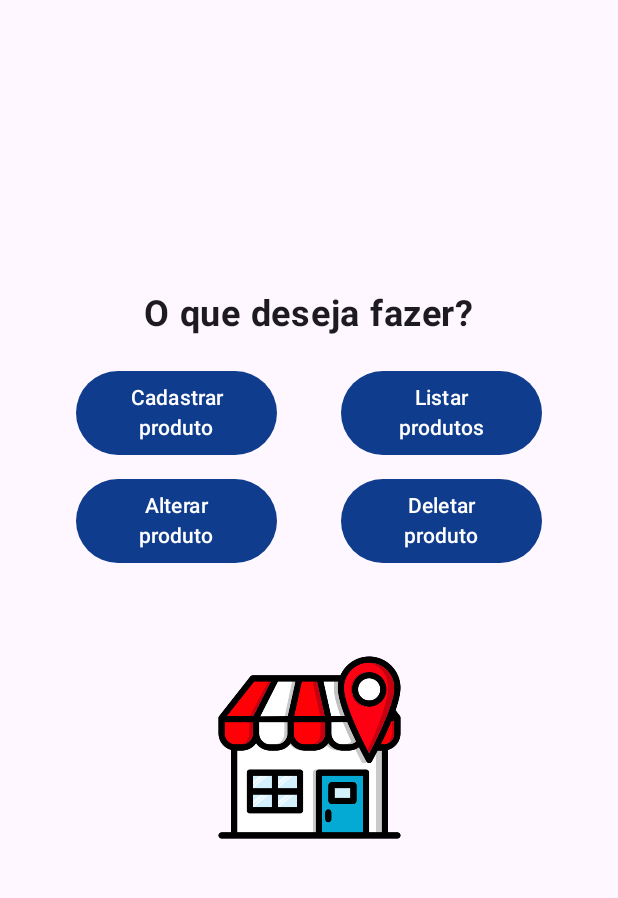
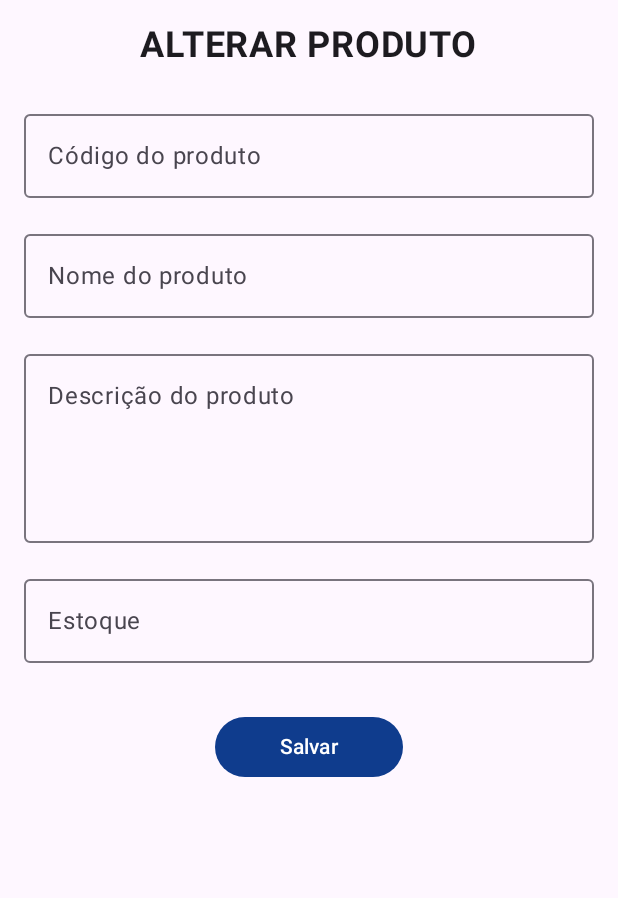
Before and after one commit to willemromao/imdmarket, an Android app built with Jetpack Compose: the MenuScreen screen opened through its navigation route, after a tap on "Alterar produto", on a phone screen of 412 x 824 dp, the part 96-994 px from its top. Run offline under Robolectric (Android 15) with nearby library versions, the phone set to English and light mode, and no system bars.

Commit message:
feat(layout): screen alterar produto

```diff
--- a/app/src/main/java/com/example/imdmarket/navigation/Navigation.kt
+++ b/app/src/main/java/com/example/imdmarket/navigation/Navigation.kt
@@ -4,6 +4,7 @@ import androidx.compose.material3.*
 import androidx.compose.runtime.Composable
 import androidx.navigation.NavHostController
 import androidx.navigation.compose.*
+import com.example.imdmarket.ui.screens.AlterarProdutoScreen
 import com.example.imdmarket.ui.screens.LoginScreen
 import com.example.imdmarket.ui.screens.MenuScreen
 import com.example.imdmarket.ui.screens.CadastroProdutoScreen
@@ -28,6 +29,11 @@ fun Navigation(navController: NavHostController) {
         composable(route = Screen.CadastroProduto.route) {
             CadastroProdutoScreen(navController = navController)
         }
+
+        composable(route = Screen.AlterarProduto.route) {
+            AlterarProdutoScreen(navController = navController)
+        }
+
     }
 }
 
@@ -35,4 +41,5 @@ sealed class Screen(val route: String) {
     object Login : Screen("login")
     object Menu : Screen("menu")
     object CadastroProduto : Screen("cadastro_produto")
+    object AlterarProduto : Screen("alterar_produto")
 }
--- /dev/null
+++ b/app/src/main/java/com/example/imdmarket/ui/screens/AlterarProduto.kt
@@ -0,0 +1,133 @@
+package com.example.imdmarket.ui.screens
+
+import android.widget.Toast
+import androidx.compose.foundation.layout.*
+import androidx.compose.foundation.text.KeyboardOptions
+import androidx.compose.material3.*
+import androidx.compose.runtime.*
+import androidx.compose.ui.Alignment
+import androidx.compose.ui.Modifier
+import androidx.compose.ui.graphics.Color
+import androidx.compose.ui.platform.LocalContext
+import androidx.compose.ui.text.font.FontWeight
+import androidx.compose.ui.text.input.KeyboardType
+import androidx.compose.ui.unit.dp
+import androidx.compose.ui.unit.sp
+import androidx.navigation.NavController
+import com.example.imdmarket.navigation.Screen
+
+@OptIn(ExperimentalMaterial3Api::class)
+@Composable
+fun AlterarProdutoScreen(navController: NavController) {
+    // Estados dos campos de texto
+    var codigo by remember { mutableStateOf("") }
+    var nome by remember { mutableStateOf("") }
+    var descricao by remember { mutableStateOf("") }
+    var estoque by remember { mutableStateOf("") }
+
+    // Contexto para o Toast
+    val context = LocalContext.current
+
+    Scaffold(
+        topBar = {
+            TopAppBar(
+                title = {
+                    Text(
+                        text = "IMD Market",  // Nome da aplicação
+                        color = Color.White,  // Cor do texto
+                        fontWeight = FontWeight.Bold
+                    )
+                },
+                colors = TopAppBarDefaults.mediumTopAppBarColors(
+                    containerColor = Color(0xFF0F3C8D)  // Cor de fundo da barra
+                )
+            )
+        },
+        content = { paddingValues ->
+            Column(
+                modifier = Modifier
+                    .fillMaxSize()
+                    .padding(paddingValues)
+                    .padding(16.dp),
+                horizontalAlignment = Alignment.CenterHorizontally,
+                verticalArrangement = Arrangement.Top
+            ) {
+                // Texto "ALTERAR PRODUTO"
+                Text(
+                    text = "ALTERAR PRODUTO",  // Título da tela
+                    fontSize = 24.sp,  // Tamanho da fonte
+                    fontWeight = FontWeight.Bold,  // Deixa o texto mais grosso
+                    modifier = Modifier.padding(bottom = 16.dp)
+                )
+
+                // Campo Código do Produto (Obrigatório)
+                OutlinedTextField(
+                    value = codigo,
+                    onValueChange = { codigo = it },
+                    label = { Text("Código do produto") },
+                    modifier = Modifier.fillMaxWidth().padding(vertical = 8.dp),
+                    keyboardOptions = KeyboardOptions.Default.copy(
+                        keyboardType = KeyboardType.Number // Apenas números
+                    )
+                )
+
+                // Campo Nome do Produto (Opcional)
+                OutlinedTextField(
+                    value = nome,
+                    onValueChange = { nome = it },
+                    label = { Text("Nome do produto") },
+                    modifier = Modifier.fillMaxWidth().padding(vertical = 8.dp)
+                )
+
+                // Campo Descrição do Produto (Opcional)
+                OutlinedTextField(
+                    value = descricao,
+                    onValueChange = { descricao = it },
+                    label = { Text("Descrição do produto") },
+                    modifier = Modifier
+                        .fillMaxWidth()
+                        .height(150.dp)
+                        .padding(vertical = 8.dp),
+                    maxLines = 5
+                )
+
+                // Campo Estoque (Opcional)
+                OutlinedTextField(
+                    value = estoque,
+                    onValueChange = { estoque = it },
+                    label = { Text("Estoque") },
+                    modifier = Modifier.fillMaxWidth().padding(vertical = 8.dp),
+                    keyboardOptions = KeyboardOptions.Default.copy(
+                        keyboardType = KeyboardType.Number // Apenas números
+                    )
+                )
+
+                Spacer(modifier = Modifier.height(16.dp))
+
+                // Botão Salvar
+                Button(
+                    onClick = {
+                        // Validação dos campos
+                        if (codigo.isEmpty()) {
+                            Toast.makeText(
+                                context,
+                                "Por favor, preencha o código do produto.",
+                                Toast.LENGTH_SHORT
+                            ).show()
+                        } else {
+                            Toast.makeText(
+                                context,
+                                "Produto alterado com sucesso!",
+                                Toast.LENGTH_SHORT
+                            ).show()
+                            navController.navigate(Screen.Menu.route)
+                        }
+                    },
+                    modifier = Modifier.width(125.dp).padding(vertical = 8.dp)
+                ) {
+                    Text("Salvar")
+                }
+            }
+        }
+    )
+}
--- a/app/src/main/java/com/example/imdmarket/ui/screens/Menu.kt
+++ b/app/src/main/java/com/example/imdmarket/ui/screens/Menu.kt
@@ -84,7 +84,7 @@ fun MenuScreen(navController: NavController) {
                     horizontalArrangement = Arrangement.SpaceEvenly // Para distribuir os botões igualmente
                 ) {
                     Button(
-                        onClick = { /* Lógica para alterar produto */ },
+                        onClick = { navController.navigate(Screen.AlterarProduto.route) },
                         modifier = Modifier.width(150.dp).padding(8.dp)
                     ) {
                         Text(
```
